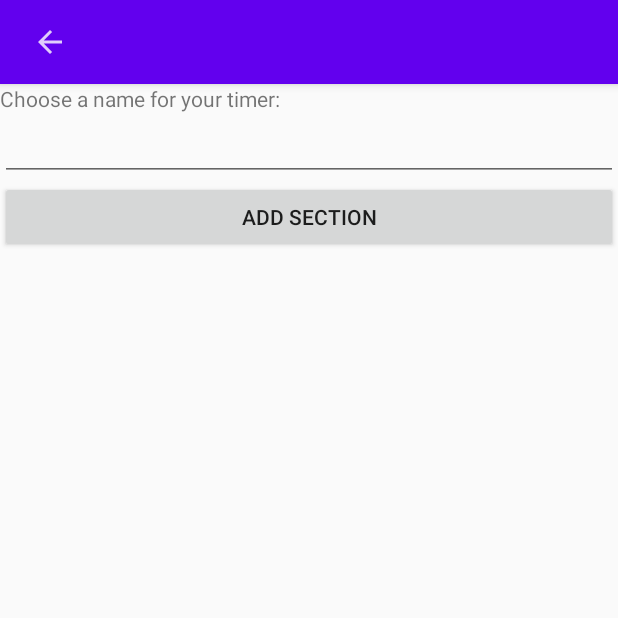
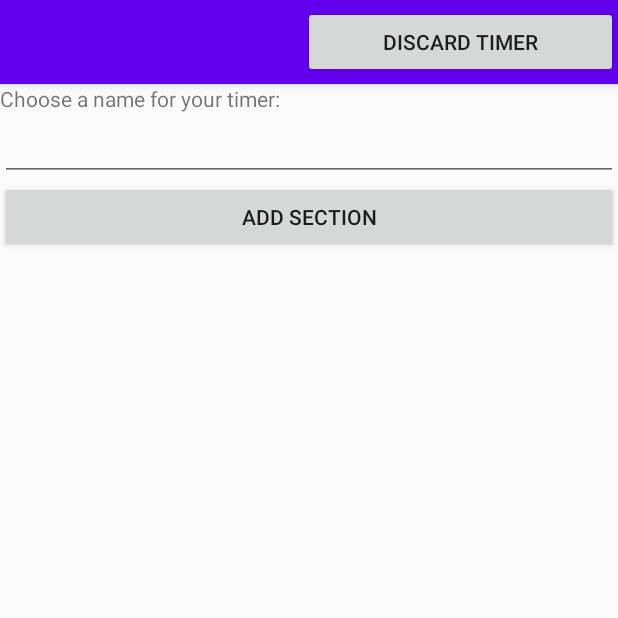
Before and after one commit to broliver12/timer, an Android app: the CreateNewTimerScreenFragment screen opened through its navigation route, on a phone screen of 412 x 824 dp, the top half of it. Run offline under Robolectric (Android 15) with nearby library versions, the phone set to English and light mode, and no system bars; our stand-ins replace ButterKnife, RxJava; 2 statements that could not run were skipped.

Commit message:
Create timer page largely finished! keyboard works well, can add, submit, discard timers correctly. Need to update styles and recyclerview tile :)

```diff
--- a/app/src/main/java/com/example/workouttimer/activity/MainActivity.java
+++ b/app/src/main/java/com/example/workouttimer/activity/MainActivity.java
@@ -1,12 +1,13 @@
 package com.example.workouttimer.activity;
 
+import android.content.Context;
 import android.os.Bundle;
+import android.view.View;
+import android.view.inputmethod.InputMethodManager;
 
 import com.example.workouttimer.R;
 import com.example.workouttimer.viewmodel.CreateNewTimerScreenViewModel;
-import com.example.workouttimer.viewmodel.HomeScreenViewModelInterface;
 import com.example.workouttimer.viewmodel.TimerScreenViewModel;
-import com.example.workouttimer.viewmodel.TimerScreenViewModelInterface;
 import com.example.workouttimer.viewmodel.ViewModel;
 
 import androidx.appcompat.app.AppCompatActivity;
@@ -39,6 +40,30 @@ public class MainActivity extends AppCompatActivity {
         return viewModel.getCreateNewTimerScreenViewModel();
     }
 
+    public ViewModel getHomeScreenViewModel(){
+        return viewModel;
+    }
+
+    public void showSoftKeyboard(View view) {
+        if (view.requestFocus()) {
+            InputMethodManager imm = (InputMethodManager)
+                    getSystemService(Context.INPUT_METHOD_SERVICE);
+            imm.hideSoftInputFromWindow(view.getWindowToken(), 0);
+        }
+    }
+
+    public void forceShowSoftKeyboard(){
+        InputMethodManager imm = (InputMethodManager)
+                getSystemService(Context.INPUT_METHOD_SERVICE);
+        imm.toggleSoftInput(InputMethodManager.SHOW_FORCED, InputMethodManager.HIDE_IMPLICIT_ONLY);
+    }
+
+    public void hideSoftKeyboard(){
+        InputMethodManager imm = (InputMethodManager) getSystemService(Context.INPUT_METHOD_SERVICE);
+        imm.hideSoftInputFromWindow(getCurrentFocus().getWindowToken(), 0);
+    }
+
+
 //    @Override
 //    public boolean onCreateOptionsMenu(Menu menu) {
 //        // Inflate the menu; this adds items to the action bar if it is present.
--- a/app/src/main/java/com/example/workouttimer/adapter/TimerRecyclerViewAdapter.java
+++ b/app/src/main/java/com/example/workouttimer/adapter/TimerRecyclerViewAdapter.java
@@ -75,6 +75,11 @@ public class TimerRecyclerViewAdapter extends RecyclerView.Adapter<RecyclerView.
         notifyDataSetChanged();
     }
 
+    public void addItem(Timer timer){
+        items.add(timer);
+        notifyDataSetChanged();
+    }
+
     @Override
     public int getItemCount() {
         return items.size();
--- a/app/src/main/java/com/example/workouttimer/fragment/CreateNewTimerScreenFragment.java
+++ b/app/src/main/java/com/example/workouttimer/fragment/CreateNewTimerScreenFragment.java
@@ -5,11 +5,13 @@ import android.os.Bundle;
 import android.view.LayoutInflater;
 import android.view.View;
 import android.view.ViewGroup;
+import android.view.inputmethod.InputMethodManager;
 import android.widget.Adapter;
 import android.widget.Button;
 import android.widget.EditText;
 import android.widget.LinearLayout;
 import android.widget.NumberPicker;
+import android.widget.Toast;
 
 import androidx.annotation.NonNull;
 import androidx.annotation.Nullable;
@@ -21,6 +23,7 @@ import androidx.recyclerview.widget.LinearLayoutManager;
 import androidx.recyclerview.widget.RecyclerView;
 
 import com.example.workouttimer.R;
+import com.example.workouttimer.activity.CustomOnDoneActionListener;
 import com.example.workouttimer.activity.MainActivity;
 import com.example.workouttimer.adapter.SectionRecyclerViewAdapter;
 import com.example.workouttimer.model.Section;
@@ -56,6 +59,9 @@ public class CreateNewTimerScreenFragment extends Fragment {
     @BindView(R.id.create_timer_section_recyclerview)
     RecyclerView recyclerView;
 
+    Button submitButton;
+    Button discardButton;
+
 
     private CreateNewTimerScreenViewModelInterface viewModel;
     private static String[] typeOptionsArray = {"Work", "Rest"};
@@ -72,16 +78,19 @@ public class CreateNewTimerScreenFragment extends Fragment {
 
         chooseDurationNumberPicker.setMaxValue(600);
         chooseDurationNumberPicker.setMinValue(1);
+        chooseSectionTypeNumberPicker.setMaxValue(1);
+        chooseSectionTypeNumberPicker.setMinValue(0);
         chooseSectionTypeNumberPicker.setDisplayedValues(typeOptionsArray);
-        chooseSectionTypeNumberPicker.setWrapSelectorWheel(false);
-        updateView(0);
         return v;
     }
 
     @Override
     public void onViewCreated(@NonNull View view, @Nullable Bundle savedInstanceState) {
         super.onViewCreated(view, savedInstanceState);
+
         toolbarSetup();
+
+        updateView(0);
 
         recyclerView.setLayoutManager(new LinearLayoutManager(getContext()));
         adapter = new SectionRecyclerViewAdapter(getContext(), new ArrayList<>());
@@ -94,16 +103,41 @@ public class CreateNewTimerScreenFragment extends Fragment {
 
         addSectionButton.setOnClickListener(v -> {
             viewModel.onAddSectionPressed();
+            this.resetAddSectionLayout();
+            removeFocusAndHideKeyboard();
+        });
+
+        cancelAddSectionButton.setOnClickListener(v -> {
+            viewModel.onCancelPressed();
+            removeFocusAndHideKeyboard();
         });
 
         confirmAddSectionButton.setOnClickListener(v -> {
             viewModel.onAddPressed(chooseDurationNumberPicker.getValue(), sectionLabelEditText.getText().toString(), typeOptionsArray[chooseSectionTypeNumberPicker.getValue()]);
             adapter.addItem(chooseDurationNumberPicker.getValue(), sectionLabelEditText.getText().toString(), typeOptionsArray[chooseSectionTypeNumberPicker.getValue()]);
+            removeFocusAndHideKeyboard();
         });
 
-        cancelAddSectionButton.setOnClickListener(v -> {
-            viewModel.onCancelPressed();
-        });
+        titleEditText.setOnEditorActionListener(new CustomOnDoneActionListener());
+        sectionLabelEditText.setOnEditorActionListener(new CustomOnDoneActionListener());
+
+    }
+
+    @Override
+    public void onStart() {
+        super.onStart();
+        ((MainActivity) getActivity()).forceShowSoftKeyboard();
+    }
+
+    private void resetAddSectionLayout() {
+        sectionLabelEditText.setText("");
+        chooseDurationNumberPicker.setValue(1);
+        chooseSectionTypeNumberPicker.setValue(0);
+    }
+
+    private void removeFocusAndHideKeyboard(){
+        sectionModifiersLinearLayout.requestFocus();
+        ((MainActivity) getActivity()).hideSoftKeyboard();
     }
 
     private void toolbarSetup(){
@@ -111,7 +145,8 @@ public class CreateNewTimerScreenFragment extends Fragment {
         final Toolbar toolbar = getActivity().findViewById(R.id.toolbar);
         final ActionBar actionBar = ((AppCompatActivity)getActivity()).getSupportActionBar();
         LayoutInflater inflater = (LayoutInflater) getActivity().getSystemService(Context.LAYOUT_INFLATER_SERVICE);
-        View v = inflater.inflate(R.layout.timer_screen_toolbar, null);
+        View v = inflater.inflate(R.layout.create_timer_screen_toolbar, null);
+
 
         if (actionBar != null) {
             actionBar.setDisplayShowCustomEnabled(true);
@@ -120,31 +155,42 @@ public class CreateNewTimerScreenFragment extends Fragment {
             actionBar.setCustomView(v);
             toolbar.setNavigationIcon(null);
 
-            v.findViewById(R.id.back).setOnClickListener(v_ -> getActivity().onBackPressed());
+            submitButton = v.findViewById(R.id.confirm_add_timer_button);
+            submitButton.setOnClickListener(v_ -> {
+                viewModel.onSavePressed(titleEditText.getText().toString());
+                removeFocusAndHideKeyboard();
+                getActivity().onBackPressed();
+            });
+
+            discardButton = v.findViewById(R.id.discard_timer_button);
+            discardButton.setOnClickListener(v_ -> {
+                viewModel.onDiscardPressed();
+                removeFocusAndHideKeyboard();
+                getActivity().onBackPressed();
+            });
         }
     }
+
 
     private void updateView(int state){
         switch (state) {
             case 0:
-                sectionModifiersLinearLayout.setVisibility(View.INVISIBLE);
+                sectionModifiersLinearLayout.setVisibility(View.GONE);
+                submitButton.setVisibility(View.INVISIBLE);
+                addSectionButton.setVisibility(View.VISIBLE);
                 break;
 
             case 1:
                 sectionModifiersLinearLayout.setVisibility(View.VISIBLE);
+                submitButton.setVisibility(View.INVISIBLE);
+                addSectionButton.setVisibility(View.GONE);
                 break;
 
             case 2:
-                sectionModifiersLinearLayout.setVisibility(View.INVISIBLE);
+                sectionModifiersLinearLayout.setVisibility(View.GONE);
+                submitButton.setVisibility(View.VISIBLE);
+                addSectionButton.setVisibility(View.VISIBLE);
                 break;
-
-//            case 3:
-//
-//                break;
-//
-//            case 4:
-//
-//                break;
 
             default:
         }
--- a/app/src/main/java/com/example/workouttimer/fragment/HomeScreenFragment.java
+++ b/app/src/main/java/com/example/workouttimer/fragment/HomeScreenFragment.java
@@ -17,11 +17,14 @@ import androidx.recyclerview.widget.RecyclerView;
 import com.example.workouttimer.R;
 import com.example.workouttimer.activity.MainActivity;
 import com.example.workouttimer.adapter.TimerRecyclerViewAdapter;
+import com.example.workouttimer.model.Timer;
 import com.example.workouttimer.viewmodel.HomeScreenViewModelInterface;
 import com.google.android.material.floatingactionbutton.FloatingActionButton;
 
 import butterknife.BindView;
 import butterknife.ButterKnife;
+import io.reactivex.rxjava3.core.Observable;
+import io.reactivex.rxjava3.subjects.PublishSubject;
 
 public class HomeScreenFragment extends Fragment implements HomeScreenFragmentInterface {
 
@@ -30,10 +33,11 @@ public class HomeScreenFragment extends Fragment implements HomeScreenFragmentIn
 
     private RecyclerView timerRecyclerView;
     private HomeScreenViewModelInterface viewModel;
+    private Observable<Timer> newTimerObservable;
 
     @Override
     public View onCreateView(LayoutInflater inflater, ViewGroup container, Bundle savedInstanceState) {
-        this.viewModel = ((MainActivity) getActivity()).getViewModel();
+        this.viewModel = ((MainActivity) getActivity()).getHomeScreenViewModel();
         View v = inflater.inflate(R.layout.home_screen_layout, container, false);
         ButterKnife.bind(this, v);
         return v;
@@ -47,6 +51,11 @@ public class HomeScreenFragment extends Fragment implements HomeScreenFragmentIn
         timerRecyclerView.setLayoutManager(new LinearLayoutManager(getContext()));
         TimerRecyclerViewAdapter adapter = new TimerRecyclerViewAdapter(getContext(), viewModel.getTimerList(), this);
         timerRecyclerView.setAdapter(adapter);
+        newTimerObservable = viewModel.getTimerAdapterObservable();
+
+        newTimerObservable.doOnNext(x -> {
+            adapter.addItem(x);
+        });
 
         fab.setOnClickListener(v -> navigateToCreateNewTimerFragment());
     }
--- a/app/src/main/java/com/example/workouttimer/viewmodel/CreateNewTimerScreenViewModelInterface.java
+++ b/app/src/main/java/com/example/workouttimer/viewmodel/CreateNewTimerScreenViewModelInterface.java
@@ -7,10 +7,9 @@ import io.reactivex.rxjava3.subjects.PublishSubject;
 
 public interface CreateNewTimerScreenViewModelInterface {
 
-    boolean addTimerToList(Timer timer);
     void onAddSectionPressed();
 
-    void onSavePressed();
+    void onSavePressed(String title);
     void onAddPressed(int duration, String label, String type);
     void onCancelPressed();
     void onDiscardPressed();
--- a/app/src/main/java/com/example/workouttimer/viewmodel/HomeScreenViewModelInterface.java
+++ b/app/src/main/java/com/example/workouttimer/viewmodel/HomeScreenViewModelInterface.java
@@ -4,9 +4,13 @@ import com.example.workouttimer.model.Timer;
 
 import java.util.ArrayList;
 
+import io.reactivex.rxjava3.core.Observable;
+
 public interface HomeScreenViewModelInterface {
 
+    ArrayList<Timer> getTimerList();
     boolean selectTimerFromList(String title);
     boolean removeTimerFromList(String title);
-    ArrayList<Timer> getTimerList();
+    Observable<Timer> getTimerAdapterObservable();
+
 }
--- a/app/src/main/java/com/example/workouttimer/viewmodel/TimerScreenViewModel.java
+++ b/app/src/main/java/com/example/workouttimer/viewmodel/TimerScreenViewModel.java
@@ -10,7 +10,6 @@ import io.reactivex.rxjava3.core.Observable;
 
 public class TimerScreenViewModel implements TimerScreenViewModelInterface {
 
-    private ArrayList<Timer> timerList;
     private Timer currentlySelectedTimer;
     private TimerClock clock;
     private int status;
@@ -20,17 +19,6 @@ public class TimerScreenViewModel implements TimerScreenViewModelInterface {
     private int totalDuration;
 
     public TimerScreenViewModel () {
-        this.timerList = new ArrayList<>();
-
-        Timer x = new Timer("test");
-        x.setDuration(5);
-        ArrayList<Section> l = new ArrayList<>();
-        l.add(new Section("rest"));
-        l.add(new Section("work"));
-        l.add(new Section("rest"));
-        x.setSections(l);
-        this.timerList.add(x);
-        this.status = 14;
 
         this.clock = new TimerClock();
     }
@@ -49,7 +37,7 @@ public class TimerScreenViewModel implements TimerScreenViewModelInterface {
 
     public void onQuantityChanged(int newVal) {
         this.restDuration = newVal;
-        this.totalDuration = calculateTotalDurationInSeconds();
+        this.totalDuration = this.calculateTotalDurationInSeconds();
     }
 
     public void onRepetitionsChanged(int newVal) {
--- a/app/src/main/java/com/example/workouttimer/viewmodel/ViewModel.java
+++ b/app/src/main/java/com/example/workouttimer/viewmodel/ViewModel.java
@@ -4,16 +4,25 @@ import com.example.workouttimer.model.Section;
 import com.example.workouttimer.model.Timer;
 import java.util.ArrayList;
 
-public class ViewModel implements HomeScreenViewModelInterface {
+import io.reactivex.rxjava3.core.Observable;
+import io.reactivex.rxjava3.subjects.PublishSubject;
+
+public class ViewModel implements HomeScreenViewModelInterface{
 
     private ArrayList<Timer> timerList;
 
     private TimerScreenViewModel timerScreenViewModel;
     private CreateNewTimerScreenViewModel createNewTimerScreenViewModel;
 
+    private Observable<Timer> newTimerObs;
+
     public ViewModel() {
         timerScreenViewModel = new TimerScreenViewModel();
         createNewTimerScreenViewModel = new CreateNewTimerScreenViewModel();
+
+        newTimerObs = createNewTimerScreenViewModel.getTimerPublishSubject();
+
+        newTimerObs.doOnNext(x -> timerList.add(x)).map(x -> x).subscribe();
 
         timerList = new ArrayList<>();
 
@@ -28,27 +37,16 @@ public class ViewModel implements HomeScreenViewModelInterface {
 
     }
 
+    public Observable<Timer> getTimerAdapterObservable(){
+        return createNewTimerScreenViewModel.getTimerPublishSubject();
+    }
+
     public TimerScreenViewModel getTimerScreenViewModel() {
         return timerScreenViewModel;
     }
 
     public CreateNewTimerScreenViewModel getCreateNewTimerScreenViewModel(){
         return createNewTimerScreenViewModel;
-    }
-
-    public ArrayList<Timer> getTimerList() {
-        return this.timerList;
-    }
-
-    public boolean addTimerToList(Timer timer) {
-        for (Timer t : timerList) {
-            if (t.getTitle().equals(timer.getTitle())) {
-                return false;
-            }
-        }
-
-        timerList.add(timer);
-        return true;
     }
 
     public boolean removeTimerFromList(String title) {
@@ -71,4 +69,23 @@ public class ViewModel implements HomeScreenViewModelInterface {
         return false;
     }
 
+    public ArrayList<Timer> getTimerList() {
+        return this.timerList;
+    }
+
+
+    public boolean addTimerToList(Timer timer) {
+        for (Timer t : timerList) {
+            if (t.getTitle().equals(timer.getTitle())) {
+                return false;
+            }
+        }
+
+        timerList.add(timer);
+
+        return true;
+    }
+
+
+
 }
--- a/app/src/main/res/layout/create_new_timer_screen_layout.xml
+++ b/app/src/main/res/layout/create_new_timer_screen_layout.xml
@@ -21,7 +21,9 @@
         <EditText
             android:id="@+id/title_edit_text"
             android:layout_width="match_parent"
-            android:layout_height="wrap_content" />
+            android:layout_height="wrap_content"
+            android:inputType="textCapSentences"
+            android:imeOptions="actionDone"/>
 
         <Button
             android:id="@+id/add_section_button"
@@ -36,6 +38,7 @@
             android:id="@+id/section_modifiers_linear_layout"
             android:layout_width="match_parent"
             android:layout_height="wrap_content"
+            android:focusableInTouchMode="true"
             android:orientation="vertical">
 
             <LinearLayout
@@ -84,7 +87,9 @@
                     android:id="@+id/section_label_edit_text"
                     android:layout_width="wrap_content"
                     android:layout_height="wrap_content"
-                    android:layout_weight="5" />
+                    android:layout_weight="5"
+                    android:inputType="textCapSentences"
+                    android:imeOptions="actionDone"/>
 
             </LinearLayout>
 
--- /dev/null
+++ b/app/src/main/res/layout/create_timer_screen_toolbar.xml
@@ -0,0 +1,30 @@
+<?xml version="1.0" encoding="utf-8"?>
+<RelativeLayout xmlns:android="http://schemas.android.com/apk/res/android"
+    android:layout_width="fill_parent"
+    android:layout_height="match_parent"
+    android:layout_gravity="fill_horizontal" >
+
+    <LinearLayout
+        android:id="@+id/submit_discard_linear_layout"
+        android:layout_width="match_parent"
+        android:layout_height="wrap_content"
+        android:gravity="center_horizontal|center_vertical"
+        android:orientation="horizontal">
+
+        <Button
+            android:id="@+id/confirm_add_timer_button"
+            android:layout_width="wrap_content"
+            android:layout_weight="1"
+            android:layout_height="wrap_content"
+            android:text="Save Timer" />
+
+        <Button
+            android:id="@+id/discard_timer_button"
+            android:layout_width="wrap_content"
+            android:layout_weight="1"
+            android:layout_height="wrap_content"
+            android:text="Discard Timer" />
+
+    </LinearLayout>
+
+</RelativeLayout>
```
Also changed, not shown: app/src/main/java/com/example/workouttimer/activity/CustomOnDoneActionListener.java (added, +19 -0 lines), app/src/main/java/com/example/workouttimer/model/TimerClock.java (+13 -4 lines), app/src/main/java/com/example/workouttimer/viewmodel/CreateNewTimerScreenViewModel.java (+13 -8 lines).
